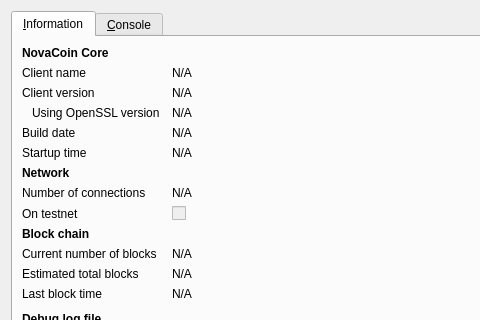
This is src/qt/forms/rpcconsole.ui in HashCoin/ElectricCoin as Qt 5 draws it before an edit; both pictures show x 0 to 480 and y 0 to 320 of the 740 by 450 pixel window. The edited form follows.
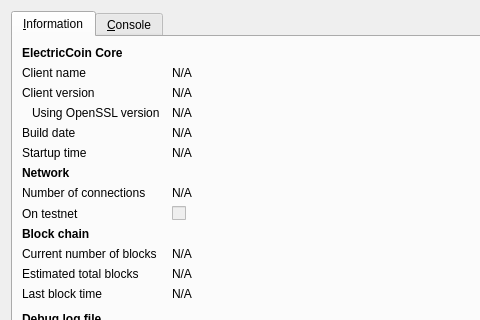
This is the edited form. Icons and pictures are not drawn.

The edit to the form file:
```diff
--- a/src/qt/forms/rpcconsole.ui
+++ b/src/qt/forms/rpcconsole.ui
@@ -36,7 +36,7 @@
           </font>
          </property>
          <property name="text">
-          <string>NovaCoin Core</string>
+          <string>ElectricCoin Core</string>
          </property>
         </widget>
        </item>
```
Left out of the diff: 6 changed lines with no effect on the pictures.
